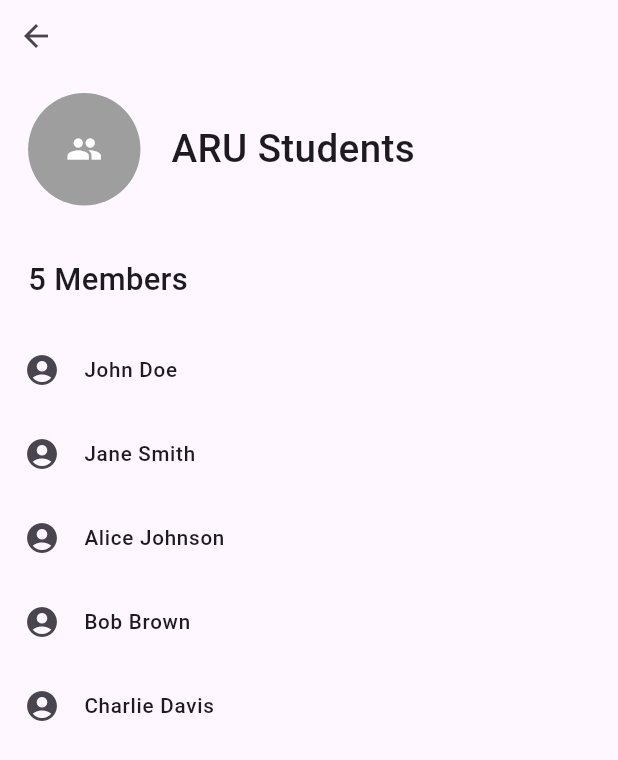
After one commit to iam-kimata/rides_sharing_app, a Flutter app: the MembersPage screen opened directly, on a phone screen of 412 x 824 dp. The commit adds this screen. Shown: the top 760 px of the screen. Run offline on Flutter 3.47's test engine with Material 3 defaults, Android fonts, the phone set to English and light mode, and no system bars.

Commit message:
pages updates

```diff
--- a/lib/student/home_page.dart
+++ b/lib/student/home_page.dart
@@ -1,4 +1,5 @@
 import 'package:flutter/material.dart';
+import 'package:rides_sharing_app/student/members_page.dart';
 
 class HomePage extends StatefulWidget {
   const HomePage({super.key});
@@ -27,7 +28,7 @@ class _HomePageState extends State<HomePage> {
     },
   ]; // Sample hardcoded data
   ScrollController _scrollController = ScrollController();
-  int? currentUserId = 1; // Set to a default user ID for testing
+  int? currentUserId = 1; // Default user ID for testing
   bool isUserScrollingUp = false;
 
   var currentPage = DrawerSections.home;
@@ -77,10 +78,12 @@ class _HomePageState extends State<HomePage> {
             onSelected: (String value) {
               if (value == 'Join Group') {
                 // Logic for joining the group
-                print('Join Group selected');
               } else if (value == 'Members') {
-                // Logic for viewing members
-                print('Members selected');
+                // Navigate to the MembersPage
+                Navigator.push(
+                  context,
+                  MaterialPageRoute(builder: (context) => const MembersPage()),
+                );
               }
             },
             itemBuilder: (BuildContext context) {
@@ -326,12 +329,12 @@ class MyHeaderDrawer extends StatelessWidget {
   final bool showRole;
 
   const MyHeaderDrawer({
-    Key? key,
+    super.key,
     required this.token,
     required this.userId,
     required this.role,
     required this.showRole,
-  }) : super(key: key);
+  });
 
   @override
   Widget build(BuildContext context) {
--- /dev/null
+++ b/lib/student/members_page.dart
@@ -0,0 +1,118 @@
+import 'package:flutter/material.dart';
+
+class MembersPage extends StatefulWidget {
+  const MembersPage({super.key});
+
+  @override
+  _MembersPage createState() => _MembersPage();
+}
+
+class _MembersPage extends State<MembersPage> {
+  // Hardcoded member names as a placeholder
+  List<String> memberNames = [
+    "John Doe",
+    "Jane Smith",
+    "Alice Johnson",
+    "Bob Brown",
+    "Charlie Davis",
+  ];
+
+  @override
+  Widget build(BuildContext context) {
+    final Size size = MediaQuery.of(context).size;
+
+    return Scaffold(
+      appBar: PreferredSize(
+        preferredSize: const Size.fromHeight(0),
+        child: AppBar(
+          elevation: 0,
+          backgroundColor: Colors.white,
+        ),
+      ),
+      body: SingleChildScrollView(
+        child: Column(
+          mainAxisSize: MainAxisSize.min,
+          children: [
+            const Align(
+              alignment: Alignment.centerLeft,
+              child: BackButton(),
+            ),
+            SizedBox(
+              height: size.height / 8,
+              width: size.width / 1.1,
+              child: Row(
+                children: [
+                  Container(
+                    height: size.height / 11,
+                    width: size.height / 11,
+                    decoration: const BoxDecoration(
+                      shape: BoxShape.circle,
+                      color: Colors.grey,
+                    ),
+                    child: const Icon(
+                      Icons.group,
+                      color: Colors.white,
+                    ),
+                  ),
+                  SizedBox(
+                    width: size.width / 20,
+                  ),
+                  Expanded(
+                    child: Text(
+                      "ARU Students",
+                      style: TextStyle(
+                        fontSize: size.width / 16,
+                        fontWeight: FontWeight.w500,
+                      ),
+                    ),
+                  ),
+                ],
+              ),
+            ),
+            SizedBox(
+              height: size.height / 40,
+            ),
+            SizedBox(
+              width: size.width / 1.1,
+              child: Text(
+                "${memberNames.length} Members",
+                style: TextStyle(
+                  fontSize: size.width / 20,
+                  fontWeight: FontWeight.w500,
+                ),
+              ),
+            ),
+            SizedBox(
+              height: size.height / 45,
+            ),
+            // Members Names
+            Flexible(
+              child: ListView.builder(
+                itemCount: memberNames.length,
+                shrinkWrap: true,
+                physics: const NeverScrollableScrollPhysics(),
+                itemBuilder: (context, index) {
+                  return GestureDetector(
+                    onTap: () {
+                      // Handle tapping on member name if needed
+                    },
+                    child: ListTile(
+                      leading: const Icon(Icons.account_circle),
+                      title: Text(
+                        memberNames[index],
+                        style: TextStyle(
+                          fontSize: size.width / 30,
+                          fontWeight: FontWeight.w500,
+                        ),
+                      ),
+                    ),
+                  );
+                },
+              ),
+            ),
+          ],
+        ),
+      ),
+    );
+  }
+}
```
